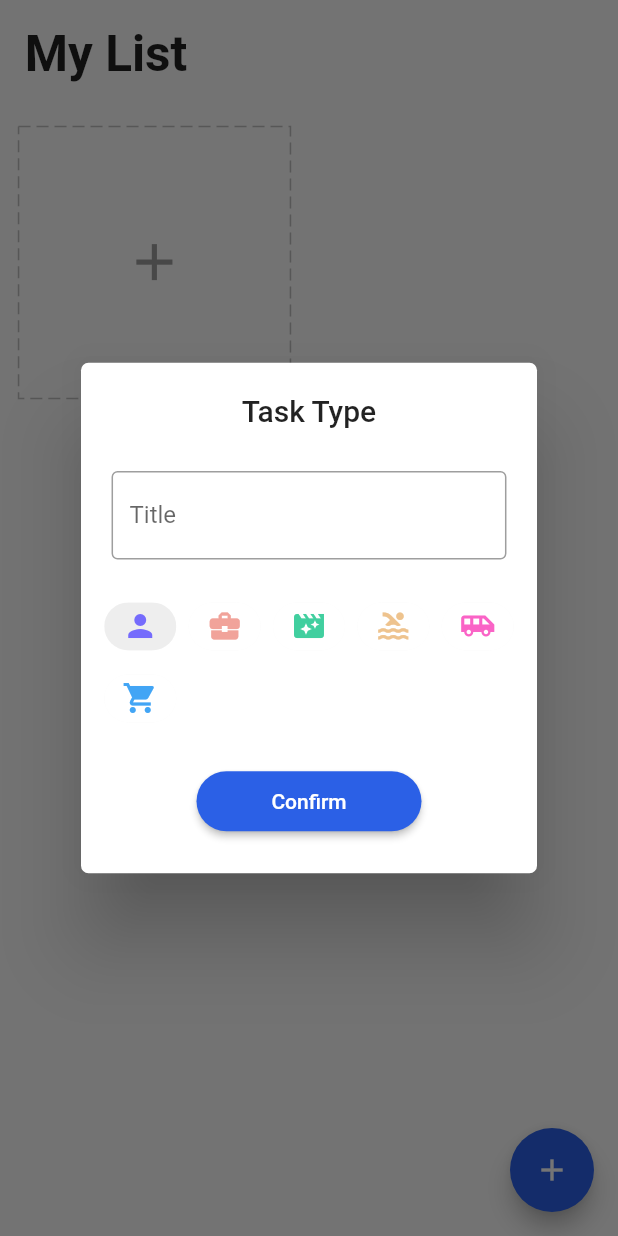
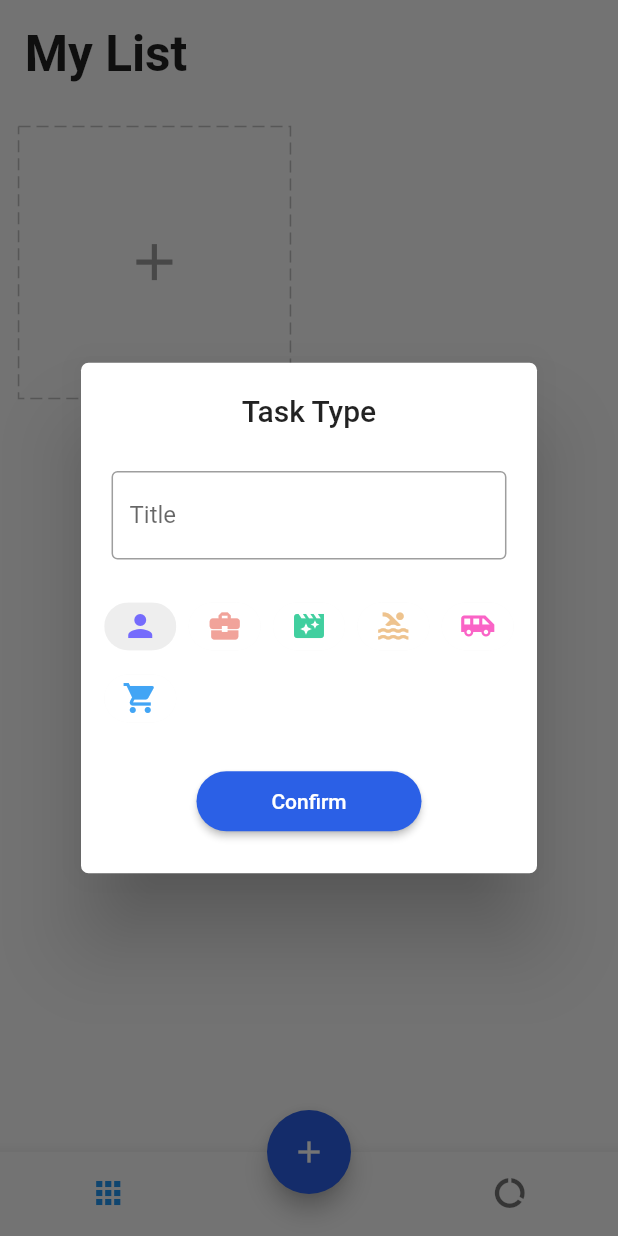
Before and after one commit to SobhieSaad/tasks_app, a Flutter app: the screen it shows after launch, after a tap on the "add" icon, on a phone screen of 412 x 824 dp. Run offline on Flutter 3.47's test engine with Material 2 defaults, Android fonts, the phone set to English and light mode, and no system bars; drawn by our look-alikes of dotted_border; our stand-ins replace equatable, flutter_easyloading, get, get_storage, step_progress_indicator.

Commit message:
Report page

```diff
--- a/lib/app/modules/details/details_view.dart
+++ b/lib/app/modules/details/details_view.dart
@@ -16,7 +16,9 @@ class DetailPage extends StatelessWidget {
   Widget build(BuildContext context) {
     var task = homeController.task.value;
     var color = HexColor.fromHex(task!.color);
-    return Scaffold(
+    return WillPopScope(
+      onWillPop: () async => false,
+      child: Scaffold(
           body: Form(
         key: homeController.formKey,
         child: ListView(children: [
@@ -142,6 +144,7 @@ class DetailPage extends StatelessWidget {
           DoingList(),
           DoneList(),
         ]),
-    ));
+      )),
+    );
   }
 }
--- a/lib/app/modules/home/controller.dart
+++ b/lib/app/modules/home/controller.dart
@@ -15,6 +15,7 @@ class HomeController extends GetxController {
   final task = Rx<Task?>(null);
   final doingTodos = <dynamic>[].obs;
   final doneTodos = <dynamic>[].obs;
+  final tabIndex = 0.obs;
 
   @override
   void onInit() {
@@ -142,4 +143,32 @@ class HomeController extends GetxController {
     }
     return res;
   }
+
+  void changeTabIndex(int index) {
+    tabIndex.value = index;
+  }
+
+  int getTotalTasks() {
+    var res = 0;
+    for (int i = 0; i < tasks.length; i++) {
+      if (tasks[i].todos != null) {
+        res += tasks[i].todos!.length;
+      }
+    }
+    return res;
+  }
+
+  int getTotalDoneTasks() {
+    var res = 0;
+    for (int i = 0; i < tasks.length; i++) {
+      if (tasks[i].todos != null) {
+        for (int j = 0; j < tasks[i].todos!.length; j++) {
+          if (tasks[i].todos![j]['done'] == true) {
+            res++;
+          }
+        }
+      }
+    }
+    return res;
+  }
 }
--- a/lib/app/modules/home/view.dart
+++ b/lib/app/modules/home/view.dart
@@ -8,6 +8,7 @@ import 'package:tasks_app/app/core/utils/extension.dart';
 import 'package:tasks_app/app/modules/home/widgets/add_card.dart';
 import 'package:tasks_app/app/modules/home/widgets/add_dialog.dart';
 import 'package:tasks_app/app/modules/home/widgets/task_card.dart';
+import 'package:tasks_app/app/modules/report/view_report.dart';
 
 class HomePage extends GetView<HomeController> {
   const HomePage({Key? key}) : super(key: key);
@@ -15,15 +16,17 @@ class HomePage extends GetView<HomeController> {
   @override
   Widget build(BuildContext context) {
     return Scaffold(
-      body: SafeArea(
+      body: Obx(
+        () => IndexedStack(index: controller.tabIndex.value, children: [
+          SafeArea(
             child: ListView(
               children: [
                 Padding(
                   padding: EdgeInsets.all(4.0.wp),
                   child: Text(
                     'My List',
-                style:
-                    TextStyle(fontSize: 24.0.sp, fontWeight: FontWeight.bold),
+                    style: TextStyle(
+                        fontSize: 24.0.sp, fontWeight: FontWeight.bold),
                   ),
                 ),
                 Obx(
@@ -35,10 +38,12 @@ class HomePage extends GetView<HomeController> {
                       ...controller.tasks
                           .map((element) => LongPressDraggable(
                               data: element,
-                          onDragStarted: () => controller.changeDeleting(true),
+                              onDragStarted: () =>
+                                  controller.changeDeleting(true),
                               onDraggableCanceled: (_, __) =>
                                   controller.changeDeleting(false),
-                          onDragEnd: (_) => controller.changeDeleting(false),
+                              onDragEnd: (_) =>
+                                  controller.changeDeleting(false),
                               feedback: Opacity(
                                 opacity: 0.8,
                                 child: TaskCard(task: element),
@@ -51,6 +56,9 @@ class HomePage extends GetView<HomeController> {
                 )
               ],
             ),
+          ),
+          ReportPage(),
+        ]),
       ),
       floatingActionButton: DragTarget<Task>(
         builder: (_, __, ____) {
@@ -73,6 +81,45 @@ class HomePage extends GetView<HomeController> {
           EasyLoading.showSuccess("Delete successful");
         },
       ),
+      floatingActionButtonLocation: FloatingActionButtonLocation.centerDocked,
+      bottomNavigationBar: Theme(
+        data: ThemeData(
+          splashColor: Colors.transparent,
+          highlightColor: Colors.transparent,
+        ),
+        child: Obx(
+          () => BottomNavigationBar(
+            onTap: (int index) => controller.changeTabIndex(index),
+            currentIndex: controller.tabIndex.value,
+            showSelectedLabels: false,
+            showUnselectedLabels: false,
+            items: [
+              BottomNavigationBarItem(
+                icon: Padding(
+                  padding: EdgeInsets.only(
+                    right: 15.0.wp,
+                  ),
+                  child: const Icon(
+                    Icons.apps,
+                  ),
+                ),
+                label: 'Home',
+              ),
+              BottomNavigationBarItem(
+                icon: Padding(
+                  padding: EdgeInsets.only(
+                    left: 15.0.wp,
+                  ),
+                  child: const Icon(
+                    Icons.data_usage,
+                  ),
+                ),
+                label: 'Report',
+              ),
+            ],
+          ),
+        ),
+      ),
     );
   }
 }
--- /dev/null
+++ b/lib/app/modules/report/view_report.dart
@@ -0,0 +1,148 @@
+import 'package:flutter/material.dart';
+import 'package:get/get.dart';
+import 'package:intl/intl.dart';
+import 'package:step_progress_indicator/step_progress_indicator.dart';
+import 'package:tasks_app/app/core/utils/extension.dart';
+import 'package:tasks_app/app/core/values/colors.dart';
+import 'package:tasks_app/app/modules/home/controller.dart';
+
+class ReportPage extends StatelessWidget {
+  final homeController = Get.find<HomeController>();
+  ReportPage({Key? key}) : super(key: key);
+
+  @override
+  Widget build(BuildContext context) {
+    return Scaffold(
+      body: SafeArea(
+        child: Obx(
+          () {
+            var createdTasks = homeController.getTotalDoneTasks();
+            var completedTasks = homeController.getTotalDoneTasks();
+            var liveTasks = createdTasks - completedTasks;
+            var percent = (completedTasks / createdTasks * 100).toString();
+            return ListView(children: [
+              Padding(
+                padding: EdgeInsets.all(4.0.wp),
+                child: Text(
+                  'Report page',
+                  style: TextStyle(
+                    fontSize: 24.0.sp,
+                    fontWeight: FontWeight.bold,
+                  ),
+                ),
+              ),
+              Padding(
+                padding: EdgeInsets.symmetric(
+                  horizontal: 4.0.wp,
+                ),
+                child: Text(DateFormat.yMMMMd().format(DateTime.now()),
+                    style: TextStyle(fontSize: 14.0.sp, color: Colors.grey)),
+              ),
+              Padding(
+                padding: EdgeInsets.symmetric(
+                  vertical: 3.0.wp,
+                  horizontal: 4.0.wp,
+                ),
+                child: const Divider(thickness: 2),
+              ),
+              Padding(
+                padding: EdgeInsets.symmetric(
+                  vertical: 3.0.wp,
+                  horizontal: 5.0.wp,
+                ),
+                child: Row(
+                  mainAxisAlignment: MainAxisAlignment.spaceBetween,
+                  children: [
+                    _buildStatus(Colors.green, liveTasks, 'Live Tasks'),
+                    _buildStatus(Colors.orange, completedTasks, 'Completed'),
+                    _buildStatus(Colors.blue, createdTasks, 'Created'),
+                  ],
+                ),
+              ),
+              SizedBox(
+                height: 8.0.wp,
+              ),
+              UnconstrainedBox(
+                child: SizedBox(
+                  width: 70.0.wp,
+                  height: 70.0.wp,
+                  child: CircularStepProgressIndicator(
+                    totalSteps: createdTasks == 0 ? 1 : createdTasks,
+                    currentStep: completedTasks,
+                    stepSize: 20,
+                    selectedColor: green,
+                    unselectedColor: Colors.grey[200],
+                    padding: 0,
+                    width: 150,
+                    height: 150,
+                    selectedStepSize: 22,
+                    roundedCap: (_, __) => true,
+                    child: Column(
+                      mainAxisAlignment: MainAxisAlignment.center,
+                      children: [
+                        Text(
+                          '${createdTasks == 0 ? 0 : percent} %',
+                          style: TextStyle(
+                            fontWeight: FontWeight.bold,
+                            fontSize: 20.0.sp,
+                          ),
+                        ),
+                        SizedBox(
+                          height: 1.0.wp,
+                        ),
+                        Text('Efficiency',
+                            style: TextStyle(
+                                color: Colors.grey,
+                                fontWeight: FontWeight.bold,
+                                fontSize: 12.0.sp))
+                      ],
+                    ),
+                  ),
+                ),
+              )
+            ]);
+          },
+        ),
+      ),
+    );
+  }
+
+  Row _buildStatus(Color color, int number, String title) {
+    return Row(
+      crossAxisAlignment: CrossAxisAlignment.start,
+      children: [
+        Container(
+          height: 3.0.wp,
+          width: 3.0.wp,
+          decoration: BoxDecoration(
+              shape: BoxShape.circle,
+              border: Border.all(
+                width: 0.5.wp,
+                color: color,
+              )),
+        ),
+        SizedBox(
+          width: 3.0.wp,
+        ),
+        Column(
+          crossAxisAlignment: CrossAxisAlignment.start,
+          children: [
+            Text('$number',
+                style:
+                    TextStyle(fontWeight: FontWeight.bold, fontSize: 16.0.sp)),
+            SizedBox(
+              height: 2.0.wp,
+            ),
+            Text(
+              title,
+              style: TextStyle(
+                fontSize: 12.0.sp,
+                color: Colors.grey,
+              ),
+            )
+          ],
+        )
+      ],
+    );
+  }
+}
```
Lines whose indentation alone changed are shown as unchanged.
